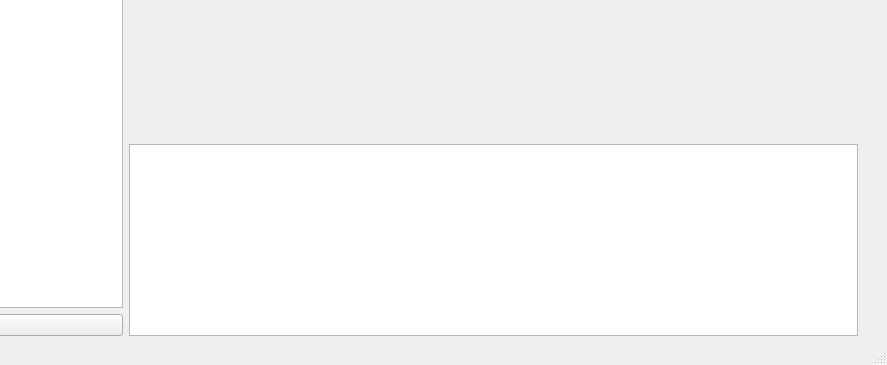
dvraklanov/RentaCar, file app/xml/main_window.ui: the form before one commit; both pictures show x 393 to 1280 and y 355 to 720 of the 1280 by 720 pixel window.
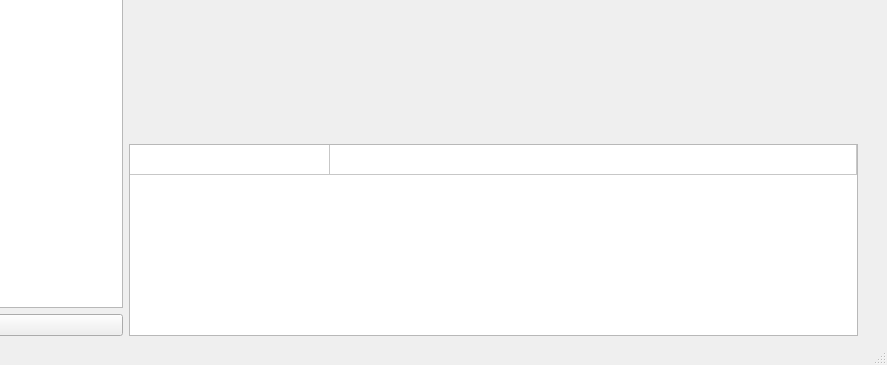
The form after the commit.

```diff
--- a/app/xml/main_window.ui
+++ b/app/xml/main_window.ui
@@ -297,7 +297,7 @@
             <bool>false</bool>
            </attribute>
            <attribute name="horizontalHeaderDefaultSectionSize">
-            <number>60</number>
+            <number>200</number>
            </attribute>
            <attribute name="horizontalHeaderStretchLastSection">
             <bool>true</bool>
@@ -305,6 +305,11 @@
            <attribute name="verticalHeaderVisible">
             <bool>false</bool>
            </attribute>
+           <row>
+            <property name="text">
+             <string>New Row</string>
+            </property>
+           </row>
            <column>
             <property name="text">
              <string>name</string>
```
